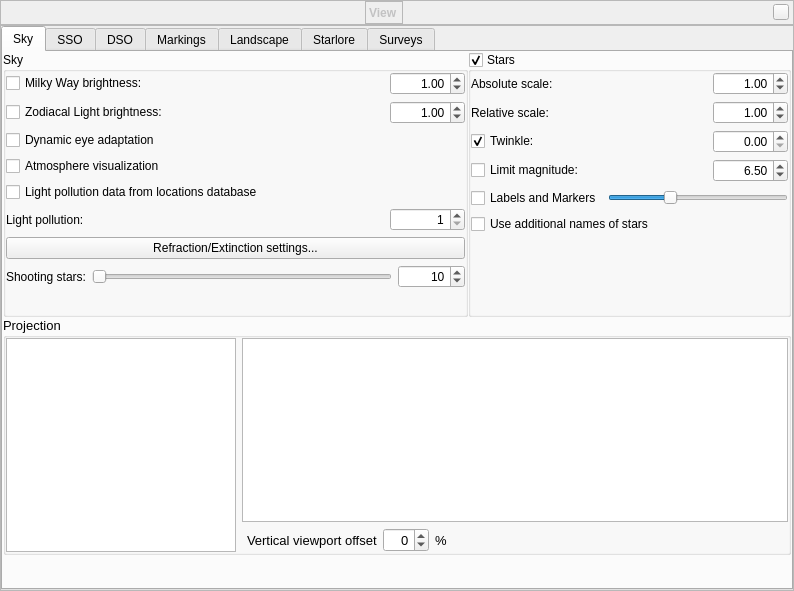
Above: src/gui/viewDialog.ui from ultrapre/stellarium before the change. Below: the same form after it.
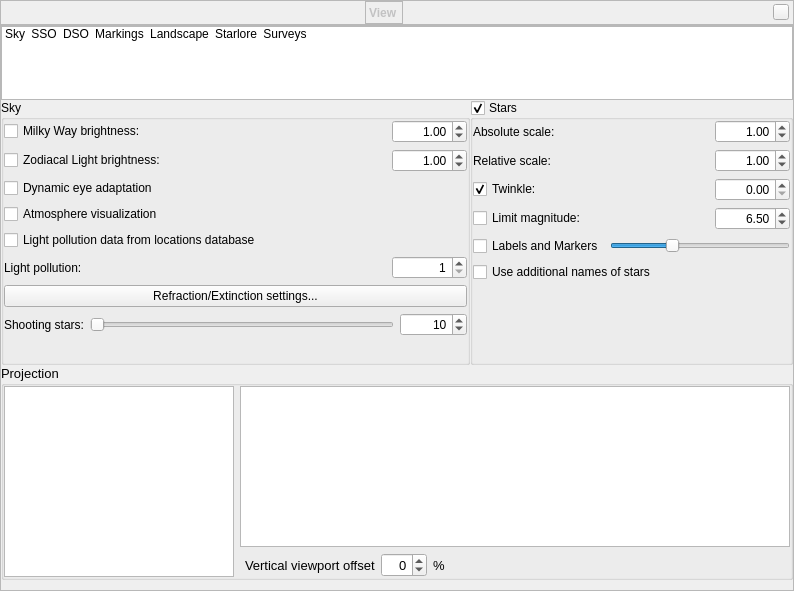
That is the form after the change. The open tabs and pages were chosen to show the change. Icons and pictures are not drawn. Custom widgets are drawn as their Qt base class.

Commit message:
Revert "Remove QStackedWidget and QListWidget from dialogs, and replace it with QTabWidget."
This reverts commit 7ae493d849c1c83e8442d64ce9efdaa8edf55682.

The edit to the form file:
```diff
--- a/src/gui/viewDialog.ui
+++ b/src/gui/viewDialog.ui
@@ -233,15 +233,12 @@
       <property name="spacing">
        <number>0</number>
       </property>
-      <item row="0" column="0">
-       <widget class="QTabWidget" name="stackedWidget">
+      <item row="1" column="0">
+       <widget class="QStackedWidget" name="stackedWidget">
         <property name="currentIndex">
          <number>6</number>
         </property>
         <widget class="QWidget" name="page_sky">
-         <attribute name="title">
-          <string>Sky</string>
-         </attribute>
          <layout class="QGridLayout" name="gridLayout">
           <property name="leftMargin">
            <number>0</number>
@@ -1020,9 +1017,6 @@
          </layout>
         </widget>
         <widget class="QWidget" name="page_SS">
-         <attribute name="title">
-          <string>SSO</string>
-         </attribute>
          <layout class="QGridLayout" name="gridLayout_22">
           <property name="leftMargin">
            <number>0</number>
@@ -1567,9 +1561,6 @@
          </layout>
         </widget>
         <widget class="QWidget" name="page_DSO">
-         <attribute name="title">
-          <string>DSO</string>
-         </attribute>
          <layout class="QGridLayout" name="gridLayout_11">
           <property name="leftMargin">
            <number>0</number>
@@ -2294,9 +2285,6 @@
          </layout>
         </widget>
         <widget class="QWidget" name="page_markings">
-         <attribute name="title">
-          <string>Markings</string>
-         </attribute>
          <layout class="QGridLayout" name="gridLayout_2">
           <property name="leftMargin">
            <number>0</number>
@@ -3004,9 +2992,6 @@
          </layout>
         </widget>
         <widget class="QWidget" name="page_landscape">
-         <attribute name="title">
-          <string>Landscape</string>
-         </attribute>
          <layout class="QGridLayout" name="gridLayout_3">
           <property name="leftMargin">
            <number>0</number>
@@ -3233,9 +3218,6 @@
          </layout>
         </widget>
         <widget class="QWidget" name="page_starlore">
-         <attribute name="title">
-          <string>Starlore</string>
-         </attribute>
          <layout class="QGridLayout" name="gridLayout_4">
           <property name="leftMargin">
            <number>0</number>
@@ -3602,9 +3584,6 @@
          </layout>
         </widget>
         <widget class="QWidget" name="page_surveys">
-         <attribute name="title">
-          <string>Surveys</string>
-         </attribute>
          <layout class="QGridLayout" name="gridLayout_21">
           <property name="leftMargin">
            <number>3</number>
@@ -3638,6 +3617,145 @@
         </widget>
        </widget>
       </item>
+      <item row="0" column="0">
+       <widget class="QListWidget" name="stackListWidget">
+        <property name="minimumSize">
+         <size>
+          <width>0</width>
+          <height>74</height>
+         </size>
+        </property>
+        <property name="maximumSize">
+         <size>
+          <width>16777215</width>
+          <height>74</height>
+         </size>
+        </property>
+        <property name="focusPolicy">
+         <enum>Qt::NoFocus</enum>
+        </property>
+        <property name="verticalScrollBarPolicy">
+         <enum>Qt::ScrollBarAlwaysOff</enum>
+        </property>
+        <property name="horizontalScrollBarPolicy">
+         <enum>Qt::ScrollBarAlwaysOff</enum>
+        </property>
+        <property name="selectionMode">
+         <enum>QAbstractItemView::SingleSelection</enum>
+        </property>
+        <property name="iconSize">
+         <size>
+          <width>50</width>
+          <height>50</height>
+         </size>
+        </property>
+        <property name="movement">
+         <enum>QListView::Static</enum>
+        </property>
+        <property name="flow">
+         <enum>QListView::LeftToRight</enum>
+        </property>
+        <property name="isWrapping" stdset="0">
+         <bool>false</bool>
+        </property>
+        <property name="resizeMode">
+         <enum>QListView::Adjust</enum>
+        </property>
+        <property name="layoutMode">
+         <enum>QListView::SinglePass</enum>
+        </property>
+        <property name="spacing">
+         <number>0</number>
+        </property>
+        <property name="viewMode">
+         <enum>QListView::IconMode</enum>
+        </property>
+        <property name="uniformItemSizes">
+         <bool>false</bool>
+        </property>
+        <property name="wordWrap">
+         <bool>false</bool>
+        </property>
+        <property name="selectionRectVisible">
+         <bool>false</bool>
+        </property>
+        <item>
+         <property name="text">
+          <string>Sky</string>
+         </property>
+         <property name="icon">
+          <iconset>
+           <normalon>:/graphicGui/tabicon-sky.png</normalon>
+          </iconset>
+         </property>
+        </item>
+        <item>
+         <property name="text">
+          <string comment="Solar system objects">SSO</string>
+         </property>
+         <property name="toolTip">
+          <string>Solar system objects</string>
+         </property>
+         <property name="icon">
+          <iconset resource="../../data/gui/guiRes.qrc">
+           <normaloff>:/graphicGui/tabicon-sky.png</normaloff>:/graphicGui/tabicon-sky.png</iconset>
+         </property>
+        </item>
+        <item>
+         <property name="text">
+          <string comment="Deep-Sky Objects">DSO</string>
+         </property>
+         <property name="toolTip">
+          <string>Deep-Sky Objects</string>
+         </property>
+         <property name="icon">
+          <iconset>
+           <normalon>:/graphicGui/tabicon-deep-sky.png</normalon>
+          </iconset>
+         </property>
+        </item>
+        <item>
+         <property name="text">
+          <string>Markings</string>
+         </property>
+         <property name="icon">
+          <iconset>
+           <normalon>:/graphicGui/tabicon-markings.png</normalon>
+          </iconset>
+         </property>
+        </item>
+        <item>
+         <property name="text">
+          <string>Landscape</string>
+         </property>
+         <property name="icon">
+          <iconset>
+           <normalon>:/graphicGui/tabicon-landscape.png</normalon>
+          </iconset>
+         </property>
+        </item>
+        <item>
+         <property name="text">
+          <string>Starlore</string>
+         </property>
+         <property name="icon">
+          <iconset>
+           <normalon>:/graphicGui/tabicon-starlore.png</normalon>
+          </iconset>
+         </property>
+        </item>
+        <item>
+         <property name="text">
+          <string>Surveys</string>
+         </property>
+         <property name="icon">
+          <iconset>
+           <normalon>:/graphicGui/tabicon-surveys.png</normalon>
+          </iconset>
+         </property>
+        </item>
+       </widget>
+      </item>
      </layout>
     </widget>
    </item>
```
Left out of the diff: 6 changed lines with no effect on the pictures. The commit also changes 12 other files.
